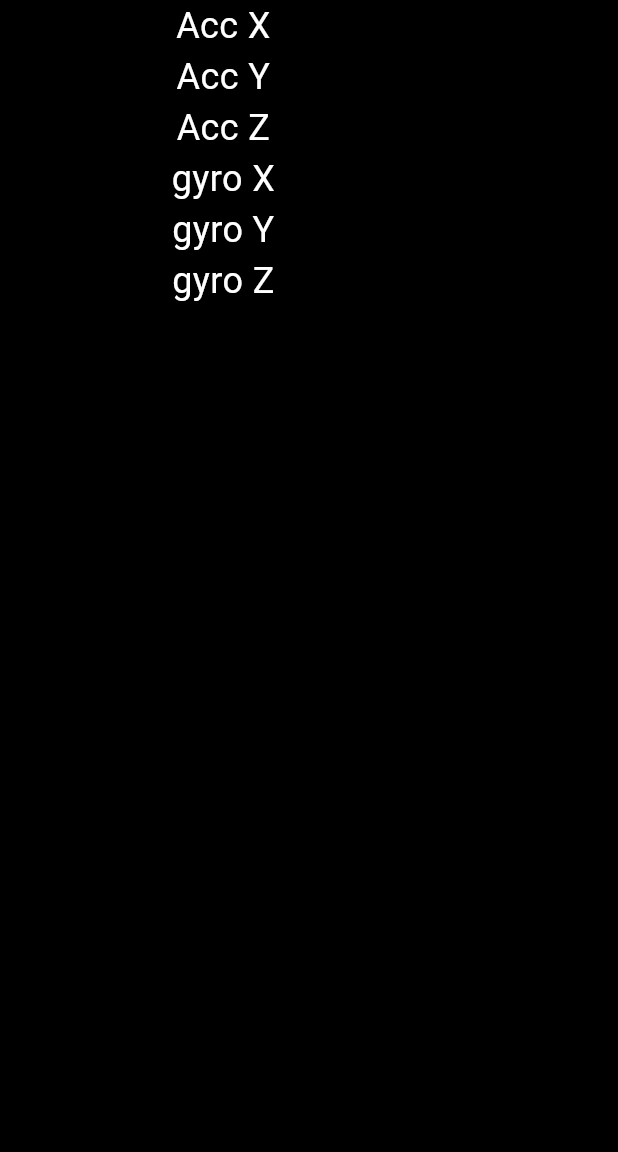
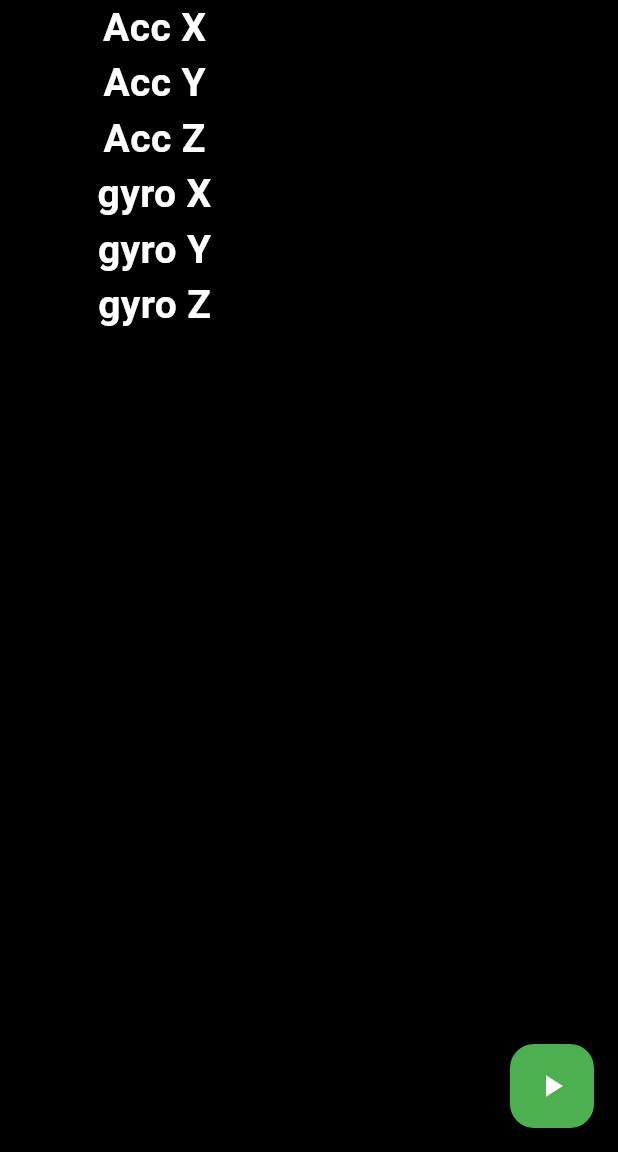
Before and after one commit to rc-t-ozawa/sensor-test, a Flutter app: the screen it shows after launch, on a phone screen of 412 x 824 dp, the part 84-1236 px from its top. Run offline on Flutter 3.47's test engine with Material 3 defaults, Android fonts, the phone set to English and light mode, and no system bars; our stand-ins replace sensors_plus.

Commit message:
Add FloatingActionButton

```diff
--- a/lib/main.dart
+++ b/lib/main.dart
@@ -53,8 +53,6 @@ class _MyHomePageState extends State<MyHomePage> {
   @override
   void initState() {
     super.initState();
-    _motionAnalyser.start();
-
     _streamSubscriptions.add(
       _motionAnalyser.stream.listen(
         (info) {
@@ -68,13 +66,16 @@ class _MyHomePageState extends State<MyHomePage> {
   @override
   void dispose() {
     super.dispose();
-    _motionAnalyser.stop();
     _streamSubscriptions.clear();
   }
 
   @override
   Widget build(BuildContext context) {
-    const textStyle = TextStyle(color: Colors.white, fontSize: 24);
+    const textStyle = TextStyle(
+      color: Colors.white,
+      fontSize: 26,
+      fontWeight: FontWeight.bold,
+    );
     return Scaffold(
       backgroundColor: Colors.black,
       appBar: AppBar(
@@ -86,9 +87,9 @@ class _MyHomePageState extends State<MyHomePage> {
         elevation: 4,
       ),
       body: Row(
-        mainAxisAlignment: MainAxisAlignment.spaceEvenly,
         children: [
-          const Column(children: [
+          const Expanded(
+            child: Column(children: [
               Text(
                 'Acc X',
                 style: textStyle,
@@ -114,7 +115,9 @@ class _MyHomePageState extends State<MyHomePage> {
                 style: textStyle,
               ),
             ]),
-          Column(children: [
+          ),
+          Expanded(
+            child: Column(children: [
               Text(
                 _accX,
                 style: textStyle.copyWith(color: _isAccXDetected ? Colors.red : Colors.white),
@@ -140,7 +143,24 @@ class _MyHomePageState extends State<MyHomePage> {
                 style: textStyle.copyWith(color: _isGyroZDetected ? Colors.red : Colors.white),
               ),
             ]),
+          ),
         ],
+      ),
+      floatingActionButton: FloatingActionButton(
+        onPressed: () {
+          if (_motionAnalyser.isStarting) {
+            _motionAnalyser.stop();
+          } else {
+            _resetOutputValues();
+            _motionAnalyser.start();
+          }
+          setState(() {});
+        },
+        backgroundColor: _motionAnalyser.isStarting ? Colors.red : Colors.green,
+        child: Icon(
+          _motionAnalyser.isStarting ? Icons.stop : Icons.play_arrow,
+          color: Colors.white,
+        ),
       ),
     );
   }
@@ -174,4 +194,13 @@ class _MyHomePageState extends State<MyHomePage> {
         break;
     }
   }
+
+  void _resetOutputValues() {
+    _accX = '';
+    _accY = '';
+    _accZ = '';
+    _gyroX = '';
+    _gyroY = '';
+    _gyroZ = '';
   }
+}
```
Also changed, not shown: lib/motion_analyser.dart (+9 -0 lines). Lines whose indentation alone changed are shown as unchanged.
